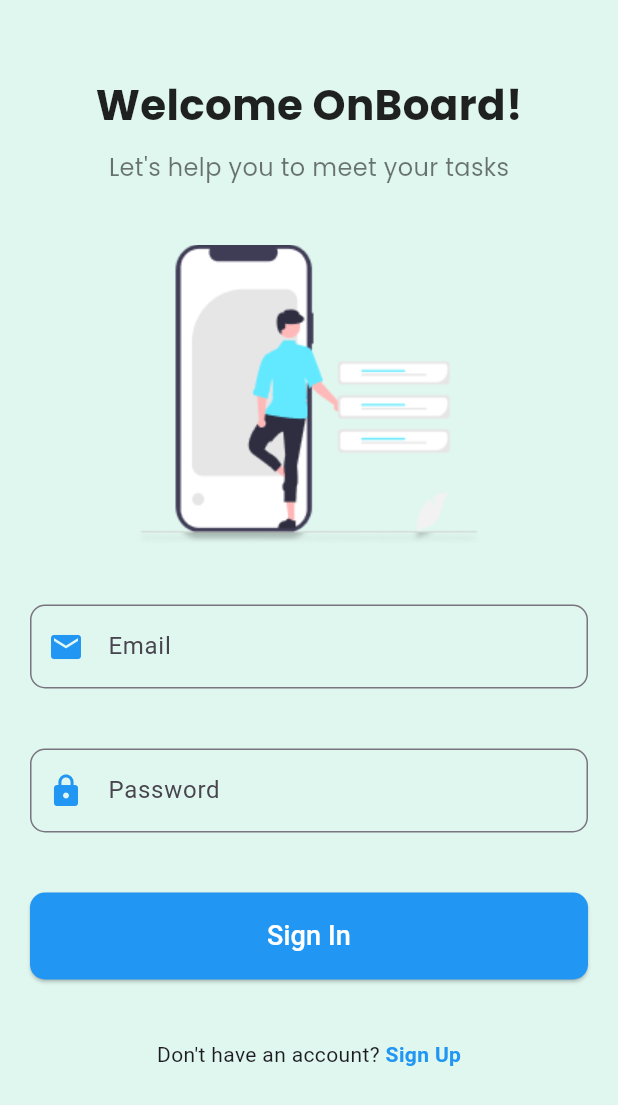
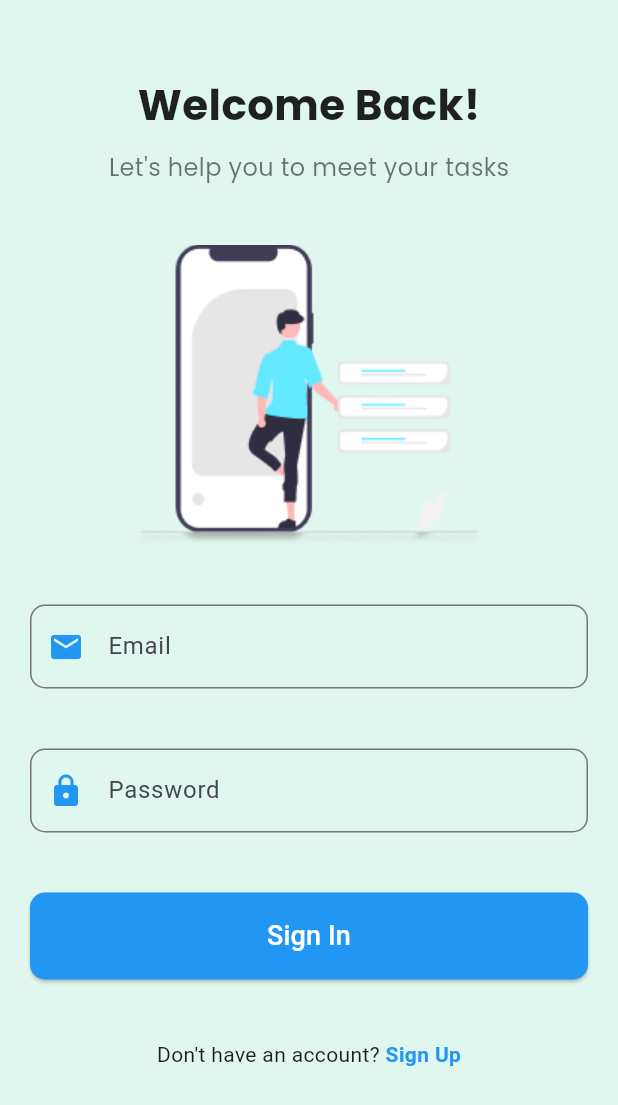
Before and after one commit to Aschalew524/Todo-app-project, a Flutter app: the screen it shows after launch, on a phone screen of 412 x 824 dp. Shown: the top 1105 px of the screen. Run offline on Flutter 3.47's test engine with Material 3 defaults, Android fonts, the phone set to English and light mode, and no system bars; our stand-ins replace google_fonts.

Commit message:
authentication finished

```diff
--- a/todo_frontend/lib/screens/signin.dart
+++ b/todo_frontend/lib/screens/signin.dart
@@ -12,7 +12,7 @@ class SignInScreen extends StatelessWidget {
             const SizedBox(height: 50),
 
               Text(
-                "Welcome OnBoard!",
+                "Welcome Back!",
                 style: GoogleFonts.poppins(
                   fontSize: 28,
                   fontWeight: FontWeight.bold,
```
